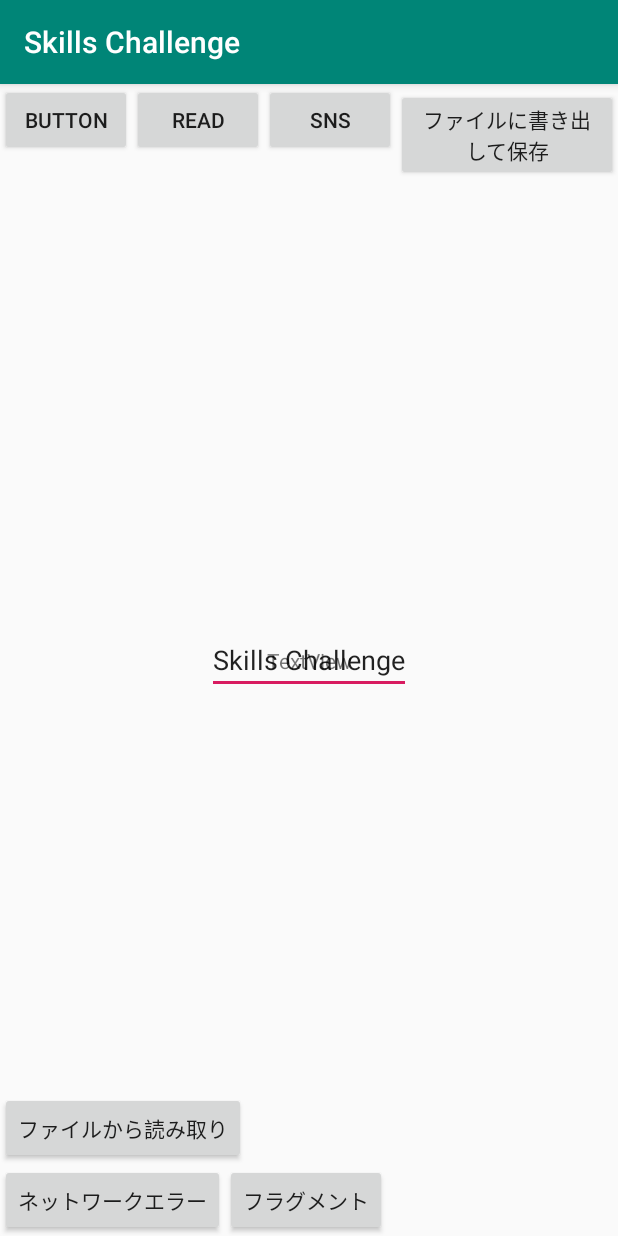
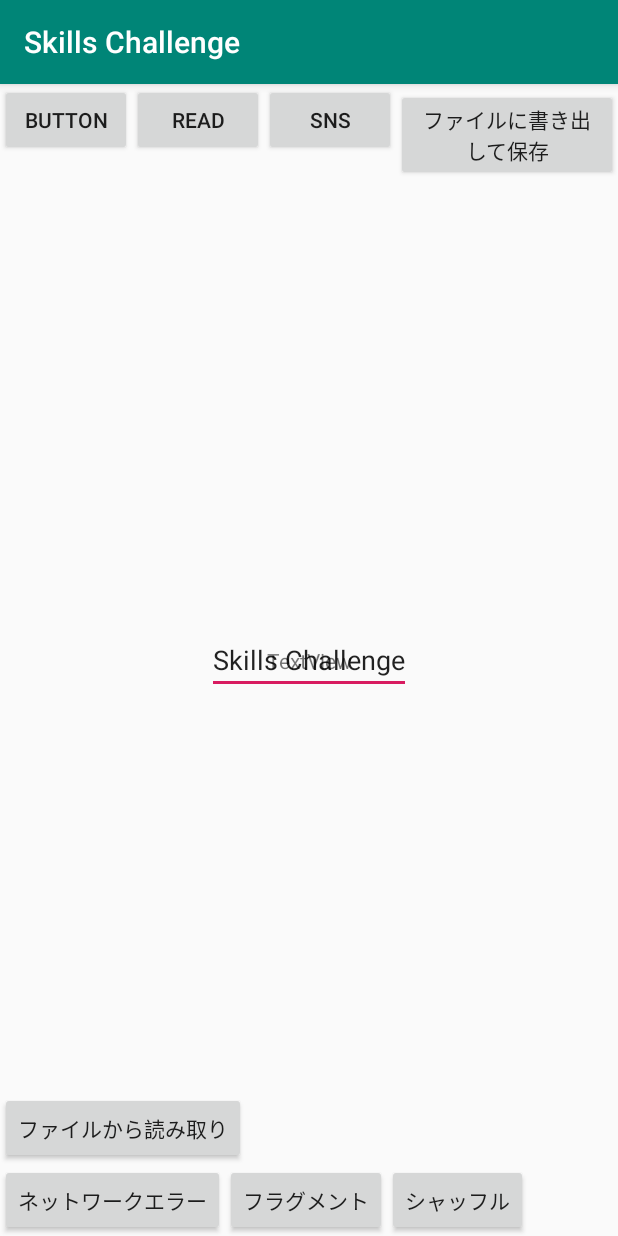
Before and after one commit to kobearen/SkillsChallenge, an Android app: the MainActivity screen opened directly, with no data from a screen before it, on a phone screen of 412 x 824 dp. Run offline under Robolectric (Android 15) with nearby library versions, the phone set to English and light mode, and no system bars.

Commit message:
[update]シャッフルと重複しない方法を実装

```diff
--- a/app/src/main/java/com/example/skillschallenge/MainActivity.kt
+++ b/app/src/main/java/com/example/skillschallenge/MainActivity.kt
@@ -17,6 +17,9 @@ import java.io.BufferedReader
 import java.io.File
 
 class MainActivity : AppCompatActivity() {
+
+    private var lastId: String = "0"
+    var id: String = ""
 
     override fun onCreate(savedInstanceState: Bundle?) {
         super.onCreate(savedInstanceState)
@@ -120,6 +123,26 @@ class MainActivity : AppCompatActivity() {
 //            builder.setType("text/plain")
 //            builder.startChooser()
         }
+
+        btn_shuffle.setOnClickListener {
+            var lastId :String = "3"
+            determineId(lastId)
+            lastId = id
+            println(lastId)
+        }
+    }
+    fun determineId(lastId: String) {
+
+        val list: MutableList<Int> = mutableListOf()
+        for(i in 1..6) {
+            if (i != lastId.toInt()) {
+                list.add(i)
+            }
+        }
+        // シャッフルして、順番を変える
+        list.shuffle()
+        println(list[0])
+        id = list[0].toString()
     }
 
     // ファイル保存時の挙動の中身
--- a/app/src/main/res/layout/activity_main.xml
+++ b/app/src/main/res/layout/activity_main.xml
@@ -64,6 +64,14 @@
         app:layout_constraintLeft_toRightOf="@+id/btn_network_error"
         android:text="@string/btn_fragment" />
 
+    <Button
+        android:id="@+id/btn_shuffle"
+        android:layout_width="wrap_content"
+        android:layout_height="wrap_content"
+        app:layout_constraintBottom_toBottomOf="@+id/btn_fragment"
+        app:layout_constraintLeft_toRightOf="@+id/btn_fragment"
+        android:text="シャッフル" />
+
     <EditText
         android:id="@+id/editFileSave"
         android:layout_width="wrap_content"
```
